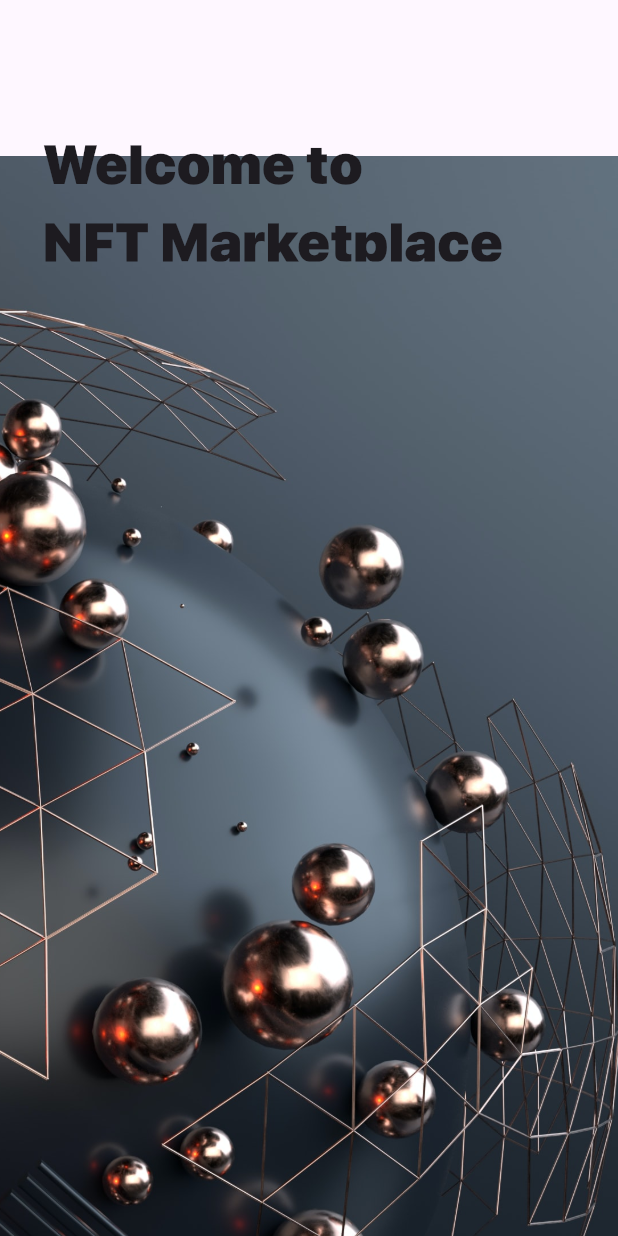
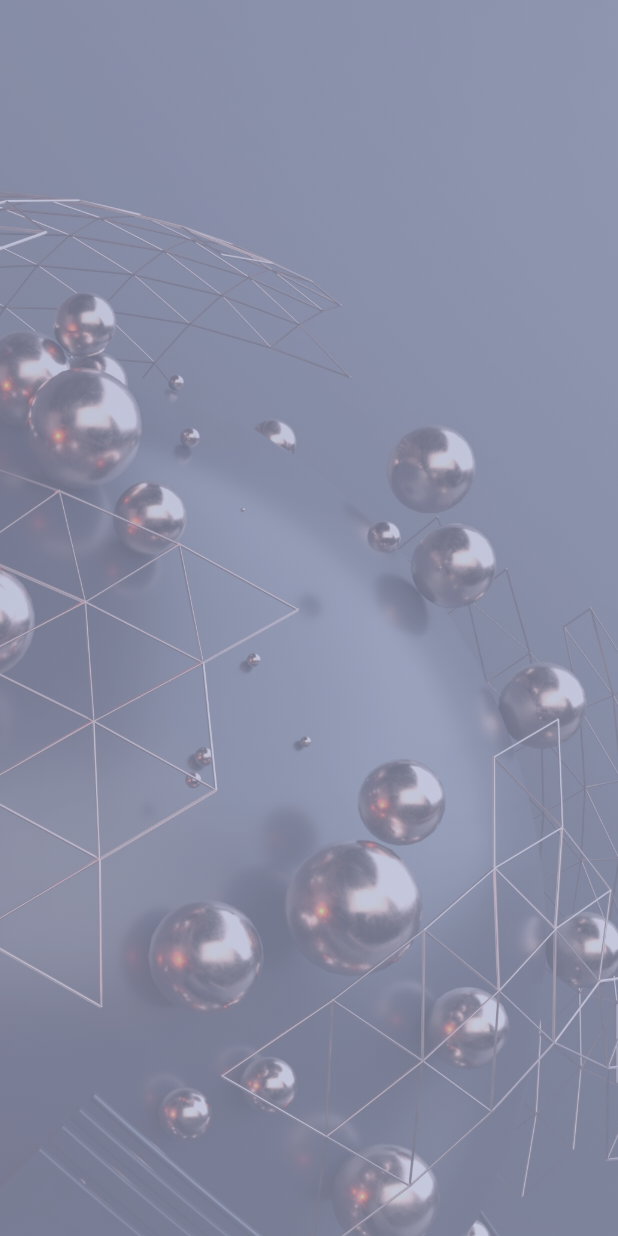
Before and after one commit to mmalizadgan/nftmarketplace, a Flutter app: the screen it shows after launch, on a phone screen of 412 x 824 dp. Run offline on Flutter 3.47's test engine with Material 3 defaults, Android fonts, the phone set to English and light mode, and no system bars; our stand-ins replace flutter_riverpod, flutter_screenutil.

Commit message:
add color

```diff
--- a/lib/core/constants/app_colors.dart
+++ b/lib/core/constants/app_colors.dart
@@ -0,0 +1,16 @@
+import 'package:flutter/material.dart';
+
+class AppColors {
+  // سفید با شفافیت 20% (#FFFFFF33)
+  static const Color whiteOverlay = Color(0x33FFFFFF);
+
+  // گرادیانت ها
+  static const Color gradientStart = Color(0xFF5C609B); // معادل #5C609B
+  static const Color gradientEnd   = Color(0xFF767CB2); // معادل #767CB2
+
+  // گرادیانت دیگر (مثلا CSS linear-gradient 180deg #B6BDD0 -> #AEB4CA)
+  static const Color gradient180Start = Color(0xFFB6BDD0);
+  static const Color gradient180End   = Color(0xFFAEB4CA);
+
+  // سایر رنگ های ثابت پروژه را اینجا اضافه کن
+}
--- a/lib/presentation/screens/onboarding_screen.dart
+++ b/lib/presentation/screens/onboarding_screen.dart
@@ -1,5 +1,6 @@
 import 'package:flutter/material.dart';
 import 'package:flutter_screenutil/flutter_screenutil.dart';
+import 'package:nftmarketplace/core/constants/app_colors.dart';
 
 class OnboardingScreen extends StatelessWidget {
   const OnboardingScreen({super.key});
@@ -7,29 +8,68 @@ class OnboardingScreen extends StatelessWidget {
   @override
   Widget build(BuildContext context) {
     return Scaffold(
-      body: Stack(
-        children: [
-          Positioned(
-            top: 99.1.h,
-            left: -752.8.w,
-            child: Image.asset(
-              'assets/images/bg.jpg',
-              width: 1428.8824462890625.w,
-              height: 1085.61572265625.h,
-              fit: BoxFit.cover,
+      body: Container(
+        width: double.infinity,
+        height: double.infinity,
+        decoration: BoxDecoration(
+          image: DecorationImage(
+            image: AssetImage('assets/images/background.jpg'),
+            fit: BoxFit.cover,
+          // تنظیم موقعیت عکس
+          ),
+        ),
+        child: Stack(
+          children: [
+            // لایه 1: گرادیانت اول (139.87deg)
+            Positioned.fill(
+              child: Container(
+                decoration: BoxDecoration(
+                  gradient: LinearGradient(
+                    begin: Alignment.topLeft,
+                    end: Alignment.bottomRight,
+                    colors: [
+                      AppColors.gradientStart.withOpacity(0.5),
+                      AppColors.gradientEnd.withOpacity(0.5),
+                    ],
+                  ),
+                ),
+              ),
             ),
-          ),
-          Positioned(
-            width: 299.107421875.w,
-            height: 86.4888916015625.h,
-            top: 80.18.h,
-            left: 26.13.w,
-            child: Text(
-              'Welcome to\nNFT Marketplace',
-              style: TextStyle(fontWeight: FontWeight.w900, fontSize: 35.sp),
+
+            // لایه 2: گرادیانت دوم (180deg)
+            Positioned.fill(
+              child: Container(
+                decoration: BoxDecoration(
+                  gradient: LinearGradient(
+                    begin: Alignment.topCenter,
+                    end: Alignment.bottomCenter,
+                    colors: [
+                      AppColors.gradient180Start.withOpacity(0.20),
+                      AppColors.gradient180End.withOpacity(0.20),
+                    ],
+                  ),
+                ),
+              ),
             ),
-          ),
-        ],
+
+            // لایه 3: سفید شفاف
+            Positioned.fill(
+              child: Container(
+                color: AppColors.whiteOverlay.withOpacity(0.2),
+              ),
+            ),
+
+            // // محتوا
+            // SafeArea(
+
+
+
+
+
+
+            // ),
+          ],
+        ),
       ),
     );
   }
```
Also changed, not shown: assets/images/Art.jpg (added), assets/images/Ellipse 1429.png (added), assets/images/background.jpg (added), 1 other file.
